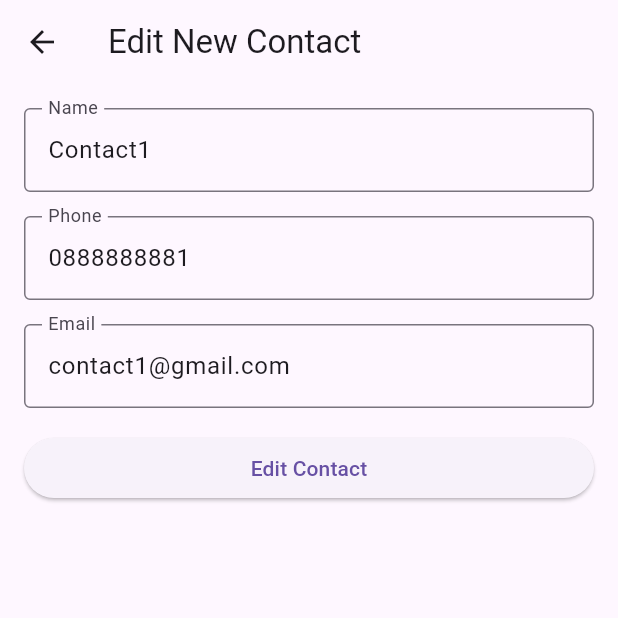
After one commit to anawin-wiri/week4_mycontact, a Flutter app: the screen it shows after launch, after a tap on the "edit" icon, on a phone screen of 412 x 824 dp, the top half of it. The commit adds this screen. Run offline on Flutter 3.47's test engine with Material 3 defaults, Android fonts, the phone set to English and light mode, and no system bars.

Commit message:
edit contact

```diff
--- a/lib/contact_widget.dart
+++ b/lib/contact_widget.dart
@@ -1,6 +1,7 @@
 import 'package:flutter/material.dart';
 import 'package:my_contact/add_contact_widget.dart';
 import 'package:my_contact/contact.dart';
+import 'package:my_contact/edit_contact_widget%20copy.dart';
 
 class ContactWidget extends StatefulWidget {
   const ContactWidget({Key? key}) : super(key: key);
@@ -52,8 +53,8 @@ class _ContactWidgetState extends State<ContactWidget> {
         title: Text("My Cotact"),
       ),
       body: ListView.builder(
-        itemBuilder: (context, index) {
-          return ListTile(
+          itemBuilder: (context, index) {
+            return ListTile(
               leading: CircleAvatar(
                 child: Text(contacts[index].name[0]),
               ),
@@ -64,10 +65,41 @@ class _ContactWidgetState extends State<ContactWidget> {
                   Text(contacts[index].phone),
                   Text(contacts[index].email)
                 ],
-              ));
-        },
-        itemCount: contacts.length,
-      ),
+              ),
+              trailing: IconButton(
+                icon: Icon(Icons.edit),
+                onPressed: () {
+                  Navigator.push(
+                      context,
+                      MaterialPageRoute(
+                        builder: (context) => EditContactWidget(
+                          contact: contacts[index],
+                          editContact: (contact) {
+                            setState(() {
+                              contacts[index] = contact;
+                            });
+                          },
+                        ),
+                      ));
+                },
+              ),
+              onTap: () {
+                Navigator.push(
+                    context,
+                    MaterialPageRoute(
+                      builder: (context) => EditContactWidget(
+                        contact: contacts[index],
+                        editContact: (contact) {
+                          setState(() {
+                            contacts[index] = contact;
+                          });
+                        },
+                      ),
+                    ));
+              },
+            );
+          },
+          itemCount: contacts.length),
       floatingActionButton: FloatingActionButton(
         child: Icon(Icons.add),
         onPressed: () {
--- /dev/null
+++ b/lib/edit_contact_widget copy.dart
@@ -0,0 +1,115 @@
+import 'dart:math';
+
+import 'package:flutter/material.dart';
+import 'package:flutter/widgets.dart';
+import 'package:my_contact/contact.dart';
+
+class EditContactWidget extends StatefulWidget {
+  final Function(Contact contact) editContact;
+  final Contact contact;
+  const EditContactWidget(
+      {Key? key, required this.contact, required this.editContact})
+      : super(key: key);
+
+  @override
+  _EditContactWidgetState createState() => _EditContactWidgetState();
+}
+
+class _EditContactWidgetState extends State<EditContactWidget> {
+  final _formKey = GlobalKey<FormState>();
+
+  late TextEditingController nameController;
+
+  late TextEditingController phoneController;
+
+  late TextEditingController emailController;
+  @override
+  void initState() {
+    // TODO: implement initState
+    super.initState();
+    nameController = TextEditingController(text: widget.contact.name);
+    phoneController = TextEditingController(text: widget.contact.phone);
+    emailController = TextEditingController(text: widget.contact.email);
+  }
+
+  @override
+  void dispose() {
+    nameController.dispose();
+    phoneController.dispose();
+    emailController.dispose();
+    super.dispose();
+  }
+
+  @override
+  Widget build(BuildContext context) {
+    return Scaffold(
+      appBar: AppBar(
+        title: Text('Edit New Contact'),
+      ),
+      body: Form(
+        key: _formKey,
+        child: ListView(
+          padding: EdgeInsets.all(16),
+          children: [
+            TextFormField(
+              controller: nameController,
+              decoration: InputDecoration(
+                  labelText: 'Name', border: OutlineInputBorder()),
+              validator: (value) {
+                if (value == null || value.isEmpty) {
+                  return 'Please enter name';
+                }
+                return null;
+              },
+            ),
+            SizedBox(
+              height: 16,
+            ),
+            TextFormField(
+              controller: phoneController,
+              decoration: InputDecoration(
+                  labelText: 'Phone', border: OutlineInputBorder()),
+              validator: (value) {
+                if (value == null || value.isEmpty) {
+                  return 'Please enter phone';
+                }
+                return null;
+              },
+            ),
+            SizedBox(
+              height: 16,
+            ),
+            TextFormField(
+              controller: emailController,
+              decoration: InputDecoration(
+                  labelText: 'Email', border: OutlineInputBorder()),
+              validator: (value) {
+                if (value == null || value.isEmpty) {
+                  return 'Please enter email';
+                }
+                return null;
+              },
+            ),
+            SizedBox(
+              height: 16,
+            ),
+            ElevatedButton(
+                onPressed: () {
+                  if (_formKey.currentState!.validate()) {
+                    Navigator.pop(context);
+                    widget.editContact(Contact(
+                        id: widget.contact.id,
+                        name: nameController.text,
+                        phone: phoneController.text,
+                        email: emailController.text));
+                    ScaffoldMessenger.of(context)
+                        .showSnackBar(SnackBar(content: Text('Process Data')));
+                  }
+                },
+                child: Text('Edit Contact')),
+          ],
+        ),
+      ),
+    );
+  }
+}
```
